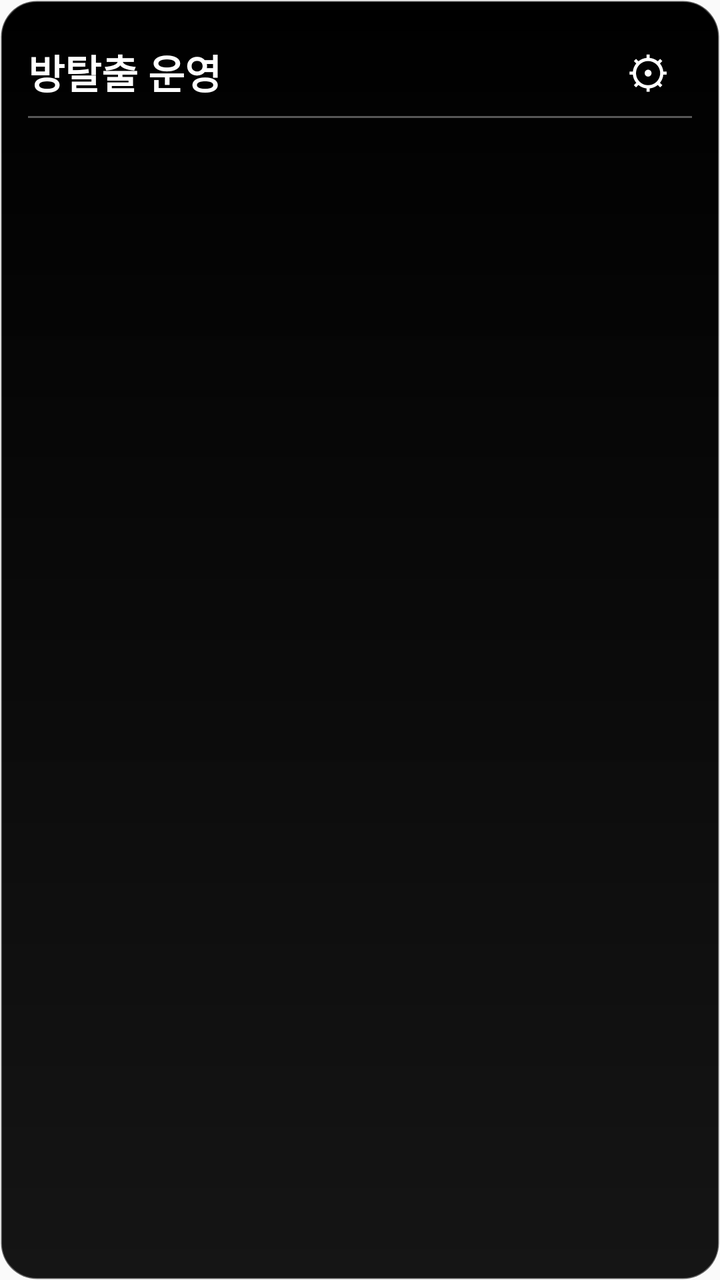
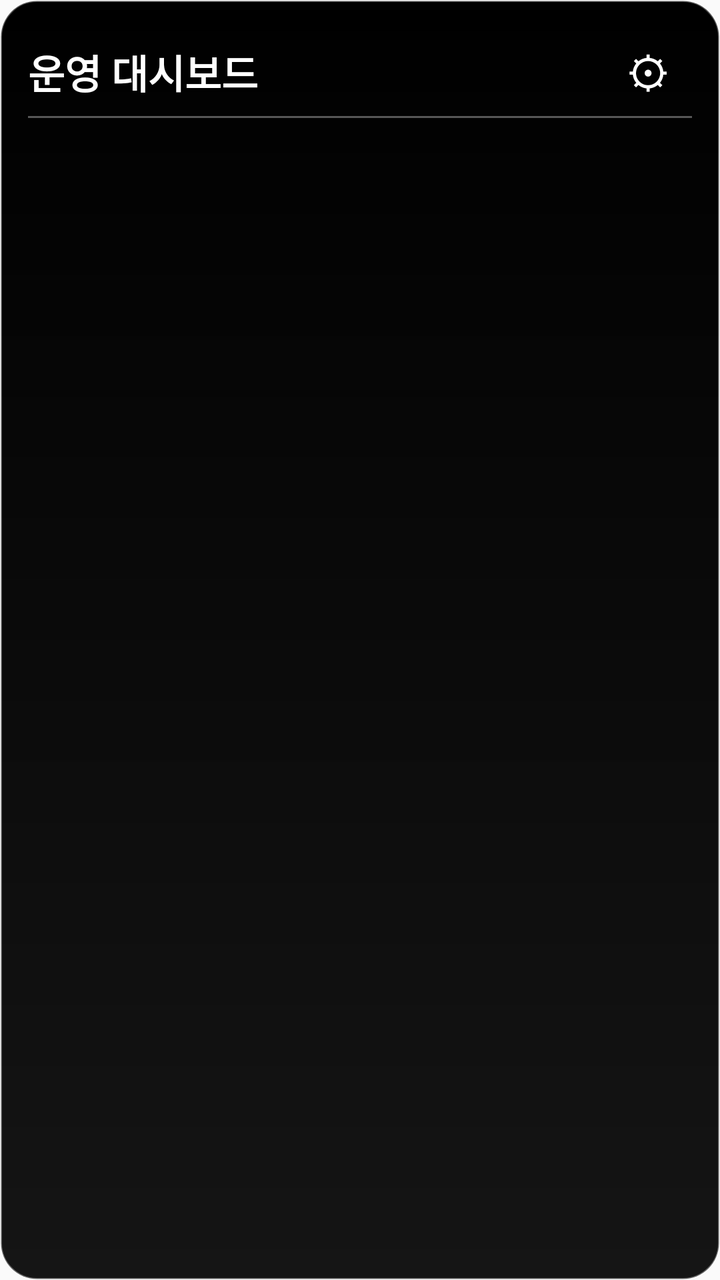

Compare the two renders of this Android layout. The source of the first and the diff that turns it into the second are given below.
<!-- AndroidManifest.xml: application theme Theme.EscapeRoomTimer -->
<!-- res/layout/widget_room_status.xml -->
<?xml version="1.0" encoding="utf-8"?>
<LinearLayout xmlns:android="http://schemas.android.com/apk/res/android"
    android:id="@+id/widget_root"
    android:layout_width="match_parent"
    android:layout_height="match_parent"
    android:background="@drawable/widget_bg_black_100"
    android:orientation="vertical"
    android:padding="14dp">

    <LinearLayout
        android:layout_width="match_parent"
        android:layout_height="wrap_content"
        android:gravity="center_vertical"
        android:orientation="horizontal">
        <TextView
            android:layout_width="0dp"
            android:layout_height="wrap_content"
            android:layout_weight="1"
            android:text="방탈출 운영"
            android:textColor="#FFFFFF"
            android:textSize="20sp"
            android:textStyle="bold" />
        <TextView
            android:id="@+id/widget_settings"
            android:layout_width="44dp"
            android:layout_height="44dp"
            android:gravity="center"
            android:text="⚙"
            android:textColor="#FFFFFF"
            android:textSize="22sp" />
    </LinearLayout>

    <LinearLayout
        android:id="@+id/widget_content"
        android:layout_width="match_parent"
        android:layout_height="0dp"
        android:layout_weight="1"
        android:orientation="vertical">

        <TextView
            android:layout_width="match_parent"
            android:layout_height="1dp"
            android:layout_marginBottom="6dp"
            android:background="#55FFFFFF" />

        <LinearLayout android:layout_width="match_parent" android:layout_height="0dp" android:layout_weight="1" android:gravity="center_vertical" android:orientation="horizontal">
            <TextView android:id="@+id/widget_room_1_name" android:layout_width="0dp" android:layout_height="wrap_content" android:layout_weight="1" android:ellipsize="end" android:maxLines="1" android:textColor="#FFFFFF" android:textSize="15sp" android:textStyle="bold" />
            <TextView android:id="@+id/widget_room_1_time" android:layout_width="72dp" android:layout_height="wrap_content" android:gravity="end" android:textColor="#4CD964" android:textSize="20sp" android:textStyle="bold" />
            <TextView android:id="@+id/widget_room_1_end" android:layout_width="96dp" android:layout_height="wrap_content" android:gravity="end" android:maxLines="1" android:textColor="#E0E0E0" android:textSize="12sp" />
        </LinearLayout>
        <LinearLayout android:layout_width="match_parent" android:layout_height="0dp" android:layout_weight="1" android:gravity="center_vertical" android:orientation="horizontal">
            <TextView android:id="@+id/widget_room_2_name" android:layout_width="0dp" android:layout_height="wrap_content" android:layout_weight="1" android:ellipsize="end" android:maxLines="1" android:textColor="#FFFFFF" android:textSize="15sp" android:textStyle="bold" />
            <TextView android:id="@+id/widget_room_2_time" android:layout_width="72dp" android:layout_height="wrap_content" android:gravity="end" android:textSize="20sp" android:textStyle="bold" />
            <TextView android:id="@+id/widget_room_2_end" android:layout_width="96dp" android:layout_height="wrap_content" android:gravity="end" android:maxLines="1" android:textColor="#E0E0E0" android:textSize="12sp" />
        </LinearLayout>
        <LinearLayout android:layout_width="match_parent" android:layout_height="0dp" android:layout_weight="1" android:gravity="center_vertical" android:orientation="horizontal">
            <TextView android:id="@+id/widget_room_3_name" android:layout_width="0dp" android:layout_height="wrap_content" android:layout_weight="1" android:ellipsize="end" android:maxLines="1" android:textColor="#FFFFFF" android:textSize="15sp" android:textStyle="bold" />
            <TextView android:id="@+id/widget_room_3_time" android:layout_width="72dp" android:layout_height="wrap_content" android:gravity="end" android:textSize="20sp" android:textStyle="bold" />
            <TextView android:id="@+id/widget_room_3_end" android:layout_width="96dp" android:layout_height="wrap_content" android:gravity="end" android:maxLines="1" android:textColor="#E0E0E0" android:textSize="12sp" />
        </LinearLayout>
        <LinearLayout android:layout_width="match_parent" android:layout_height="0dp" android:layout_weight="1" android:gravity="center_vertical" android:orientation="horizontal">
            <TextView android:id="@+id/widget_room_4_name" android:layout_width="0dp" android:layout_height="wrap_content" android:layout_weight="1" android:ellipsize="end" android:maxLines="1" android:textColor="#FFFFFF" android:textSize="15sp" android:textStyle="bold" />
            <TextView android:id="@+id/widget_room_4_time" android:layout_width="72dp" android:layout_height="wrap_content" android:gravity="end" android:textSize="20sp" android:textStyle="bold" />
            <TextView android:id="@+id/widget_room_4_end" android:layout_width="96dp" android:layout_height="wrap_content" android:gravity="end" android:maxLines="1" android:textColor="#E0E0E0" android:textSize="12sp" />
        </LinearLayout>
        <LinearLayout android:layout_width="match_parent" android:layout_height="0dp" android:layout_weight="1" android:gravity="center_vertical" android:orientation="horizontal">
            <TextView android:id="@+id/widget_room_5_name" android:layout_width="0dp" android:layout_height="wrap_content" android:layout_weight="1" android:ellipsize="end" android:maxLines="1" android:textColor="#FFFFFF" android:textSize="15sp" android:textStyle="bold" />
            <TextView android:id="@+id/widget_room_5_time" android:layout_width="72dp" android:layout_height="wrap_content" android:gravity="end" android:textSize="20sp" android:textStyle="bold" />
            <TextView android:id="@+id/widget_room_5_end" android:layout_width="96dp" android:layout_height="wrap_content" android:gravity="end" android:maxLines="1" android:textColor="#E0E0E0" android:textSize="12sp" />
        </LinearLayout>
    </LinearLayout>
</LinearLayout>
<!-- resources referenced by this layout -->
<resources>
  <!-- drawable widget_bg_black_100 (drawable) -->
  <?xml version="1.0" encoding="utf-8"?>
  <shape xmlns:android="http://schemas.android.com/apk/res/android" android:shape="rectangle">
      <gradient android:angle="270" android:startColor="#FF000000" android:endColor="#FF151515" />
      <corners android:radius="18dp" />
      <stroke android:width="1dp" android:color="#55FFFFFF" />
  </shape>
  <style name="Theme.EscapeRoomTimer" parent="android:Theme.Material.Light.NoActionBar" />
</resources>

<!-- the commit's change to res/layout/widget_room_status.xml (unified diff, before → after) -->
@@ -16,7 +16,7 @@
             android:layout_width="0dp"
             android:layout_height="wrap_content"
             android:layout_weight="1"
-            android:text="방탈출 운영"
+            android:text="운영 대시보드"
             android:textColor="#FFFFFF"
             android:textSize="20sp"
             android:textStyle="bold" />
